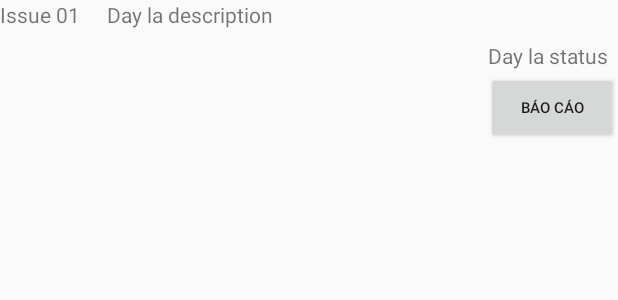
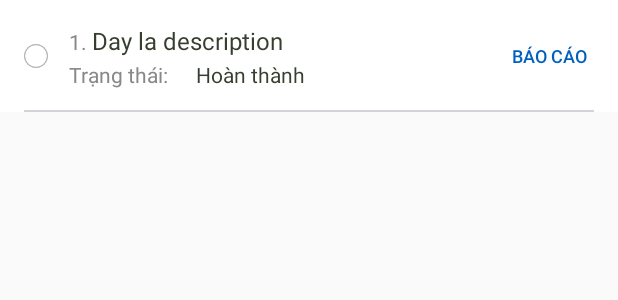
Before and after one commit to phukhanh1997/CPDM-Mobile-Backup, an Android app: the layout task_issue_item_layout.xml on its own in the app's theme, with its tools: preview values and no code run, on a phone screen of 412 x 824 dp. Shown: the top 300 px of the screen. Run offline under Robolectric (Android 15) with nearby library versions, the phone set to English and light mode, and no system bars.

Commit message:
[Capstone] update layout of commit item + task issue item

```diff
--- a/app/src/main/res/layout/task_issue_item_layout.xml
+++ b/app/src/main/res/layout/task_issue_item_layout.xml
@@ -1,42 +1,100 @@
 <?xml version="1.0" encoding="utf-8"?>
-<RelativeLayout xmlns:android="http://schemas.android.com/apk/res/android"
-    android:orientation="vertical"
+<FrameLayout xmlns:android="http://schemas.android.com/apk/res/android"
     android:layout_width="match_parent"
-    android:layout_height="match_parent">
+    android:layout_height="wrap_content"
+    android:background="@color/white"
+    android:paddingLeft="@dimen/dp16"
+    android:paddingTop="@dimen/dp16"
+    android:paddingRight="@dimen/dp16"
+    android:paddingBottom="@dimen/dp0">
+
+    <FrameLayout
+        android:layout_width="match_parent"
+        android:layout_height="wrap_content"
+        android:layout_marginBottom="@dimen/dp15">
+
+        <ImageView
+            android:id="@+id/image_view_status"
+            android:layout_width="@dimen/dp16"
+            android:layout_height="@dimen/dp16"
+            android:layout_gravity="center_vertical"
+            android:src="@mipmap/ic_circle_shape" />
+
+        <LinearLayout
+            android:layout_width="match_parent"
+            android:layout_height="wrap_content"
+            android:layout_marginLeft="@dimen/dp30"
+            android:layout_marginRight="@dimen/dp60"
+            android:orientation="vertical">
+
+            <LinearLayout
+                android:layout_width="wrap_content"
+                android:layout_height="wrap_content"
+                android:orientation="horizontal">
 
                 <TextView
                     android:id="@+id/textView_taskIssue_number"
-        android:layout_width="71dp"
-        android:layout_height="58dp"
-        android:text="Issue 01" />
+                    android:layout_width="wrap_content"
+                    android:layout_height="wrap_content"
+                    android:text="1. "
+                    android:textColor="@color/pale_grey_three"
+                    android:textSize="@dimen/sp14" />
 
                 <TextView
                     android:id="@+id/textView_taskIssue_description"
-        android:layout_width="250dp"
-        android:layout_height="58dp"
-        android:layout_alignParentTop="true"
-        android:layout_toEndOf="@+id/textView_taskIssue_number"
-        android:text="Day la description" />
+                    android:layout_width="wrap_content"
+                    android:layout_height="wrap_content"
+                    android:text="Day la description"
+                    android:textAllCaps="false"
+                    android:textColor="@color/charcoal"
+                    android:textSize="@dimen/sp16" />
+
+            </LinearLayout>
+
+            <LinearLayout
+                android:layout_width="wrap_content"
+                android:layout_height="wrap_content"
+                android:layout_marginTop="@dimen/dp2"
+                android:orientation="horizontal">
+
+                <TextView
+                    android:layout_width="wrap_content"
+                    android:layout_height="wrap_content"
+                    android:text="Trạng thái: "
+                    android:textColor="@color/pale_grey_three"
+                    android:textSize="@dimen/sp14" />
 
                 <TextView
                     android:id="@+id/textView_taskIssue_status"
                     android:layout_width="wrap_content"
                     android:layout_height="wrap_content"
-        android:layout_alignBottom="@+id/textView_taskIssue_number"
-        android:layout_marginLeft="4dp"
-        android:layout_marginBottom="11dp"
-        android:layout_toRightOf="@id/textView_taskIssue_description"
-        android:text="Day la status" />
+                    android:layout_marginLeft="@dimen/dp15"
+                    android:text="Hoàn thành"
+                    android:textAllCaps="false"
+                    android:textColor="@color/charcoal"
+                    android:textSize="@dimen/sp14" />
+            </LinearLayout>
 
+
+        </LinearLayout>
 
         <Button
             android:id="@+id/btn_taskIssue_confirm"
-        android:layout_width="wrap_content"
-        android:layout_height="wrap_content"
-        android:layout_below="@+id/textView_taskIssue_number"
-        android:layout_alignParentEnd="true"
-        android:layout_marginTop="-10dp"
-        android:layout_marginEnd="0dp"
+            style="?android:attr/borderlessButtonStyle"
+            android:layout_width="@dimen/dp60"
+            android:layout_height="@dimen/dp25"
+            android:layout_gravity="right|center_vertical"
+            android:background="@color/white"
             android:text="Báo cáo"
-        android:textSize="10dp" />
-</RelativeLayout>
+            android:textColor="@color/blue"
+            android:textSize="12dp" />
+
+    </FrameLayout>
+
+    <FrameLayout
+        android:layout_width="match_parent"
+        android:layout_height="@dimen/dp1"
+        android:layout_gravity="bottom"
+        android:background="@color/pale_grey"></FrameLayout>
+
+</FrameLayout>
--- a/app/src/main/res/layout/task_item_layout.xml
+++ b/app/src/main/res/layout/task_item_layout.xml
@@ -4,7 +4,6 @@
     android:layout_height="wrap_content"
     xmlns:tools="http://schemas.android.com/tools"
     android:background="@color/white"
-    android:orientation="vertical"
     android:paddingLeft="@dimen/dp16"
     android:paddingTop="@dimen/dp16"
     android:paddingRight="@dimen/dp16"
```
Also changed, not shown: app/src/main/java/com/example/admin/projectcapstonemobile/adapter/CommentListAdapter.java (+4 -5 lines), app/src/main/java/com/example/admin/projectcapstonemobile/adapter/TaskIssueAdapter.java (+6 -1 lines), app/src/main/res/layout/comment_item_layout.xml (+45 -16 lines). Lines whose indentation alone changed are shown as unchanged.
